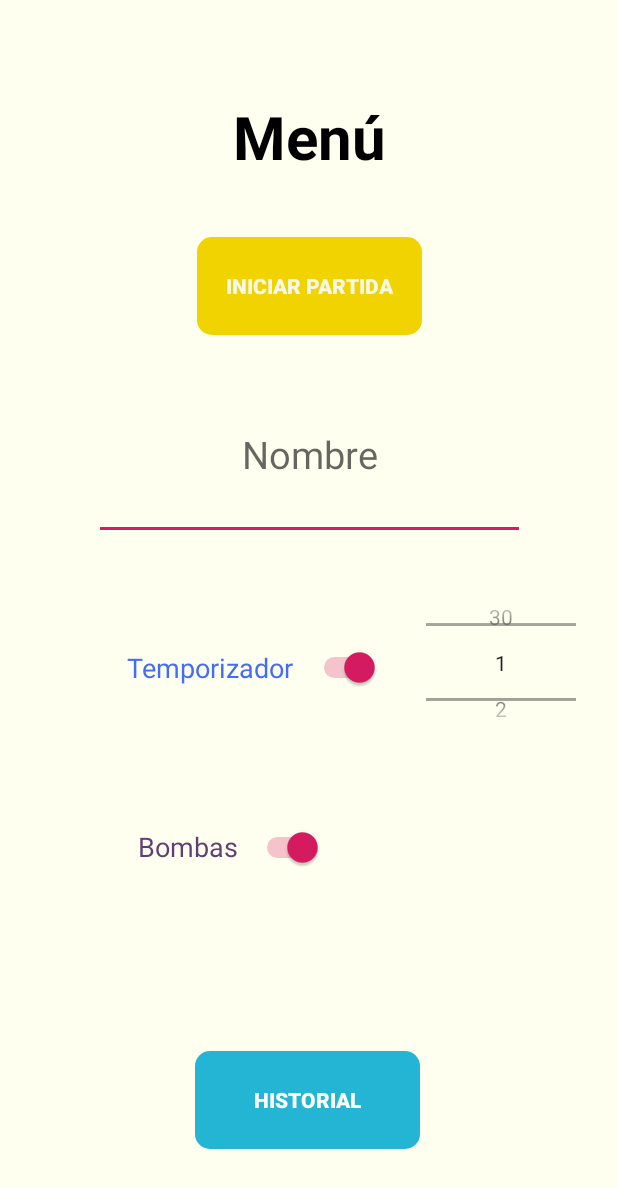
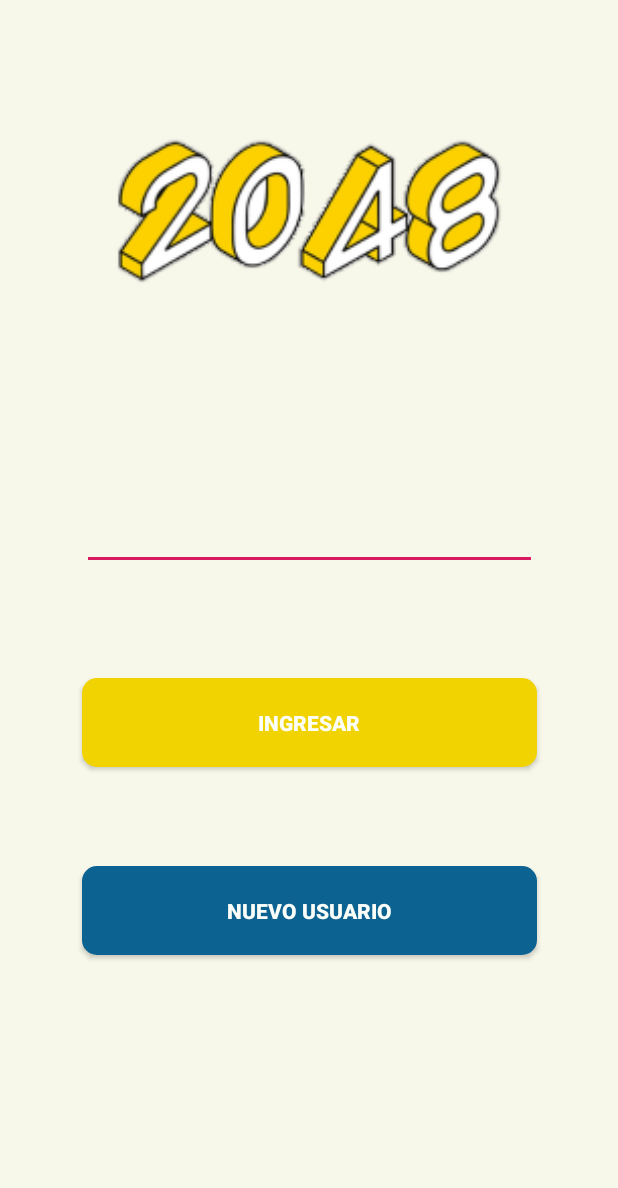
Before and after one commit to silviabolanosp/2048Game, an Android app: the screen it shows after launch (MainActivity before the commit, InitActivity after it), on a phone screen of 412 x 824 dp. Shown: the top 1188 px of the screen. Run offline under Robolectric (Android 15) with nearby library versions, the phone set to English and light mode, and no system bars; our stand-ins replace Firebase (no records; nobody signed in at launch, a user with empty details on screens opened directly).

Commit message:
se agrega inicio de sesion con usuario

```diff
--- a/app/src/main/AndroidManifest.xml
+++ b/app/src/main/AndroidManifest.xml
@@ -11,7 +11,8 @@
         android:theme="@style/AppTheme">
         <activity android:name=".ResultPage"/>
         <activity android:name=".GameActivity"/>
-        <activity android:name=".MainActivity">
+        <activity android:name=".MainActivity"/>
+        <activity android:name=".InitActivity">
             <intent-filter>
                 <action android:name="android.intent.action.MAIN" />
 
--- /dev/null
+++ b/app/src/main/java/com/example/a2048game/InitActivity.java
@@ -0,0 +1,48 @@
+package com.example.a2048game;
+
+import android.content.Intent;
+import android.os.Bundle;
+import android.view.View;
+import android.widget.Button;
+import android.widget.TextView;
+
+import androidx.appcompat.app.AppCompatActivity;
+
+
+public class InitActivity extends AppCompatActivity {
+
+    public static Save database = new Save();
+
+    @Override
+    protected void onCreate(Bundle savedInstanceState) {
+        super.onCreate(savedInstanceState);
+        setContentView(R.layout.activity_init);
+        final TextView user = findViewById(R.id.txtUser);
+        Button bntSign = findViewById(R.id.btn_sign);
+        Button bntNew = findViewById((R.id.btnNew));
+        bntSign.setOnClickListener(new View.OnClickListener() {
+            @Override
+            public void onClick(View v) {
+                Intent nextView = new Intent(InitActivity.this,MainActivity.class);
+                nextView.putExtra("userName",user.getText().toString());
+                startActivity(nextView);
+            }
+        });
+
+        bntNew.setOnClickListener(new View.OnClickListener() {
+            @Override
+            public void onClick(View v) {
+                User u = new User();
+                u.setName(user.getText().toString());
+                u.setHighscore(0);
+                u.setHighscoreBomb(0);
+                database.saveUser(u);
+                Intent nextView = new Intent(InitActivity.this,MainActivity.class);
+                nextView.putExtra("userName",user.getText().toString());
+                startActivity(nextView);
+            }
+        });
+
+
+    }
+}
--- a/app/src/main/java/com/example/a2048game/ResultPage.java
+++ b/app/src/main/java/com/example/a2048game/ResultPage.java
@@ -70,10 +70,4 @@ public class ResultPage extends AppCompatActivity {
             }
         });
     }
-
-    public void retry(View v)
-    {
-        Intent i= new Intent(ResultPage.this,MainActivity.class);
-        startActivity(i);
-    }
 }
--- a/app/src/main/java/com/example/a2048game/Save.java
+++ b/app/src/main/java/com/example/a2048game/Save.java
@@ -32,11 +32,7 @@ public class Save extends AppCompatActivity {
     private void saveUserDatabase(User u){
 
         //myDatabase.child("name").updateChildren(dataUser);
-        Map<String, Object>dataUser = new HashMap<>();
-        dataUser.put("name", "Kristel");
-        dataUser.put("highscore", "0");
-        dataUser.put("highscoreBomb", "0");
-        rootChildUser.push().setValue(dataUser);
+        rootChildUser.push().setValue(u);
     }
 
     public void updatehighscoreBomb(String name,int highscoreBomb){
--- /dev/null
+++ b/app/src/main/res/layout/activity_init.xml
@@ -0,0 +1,70 @@
+<?xml version="1.0" encoding="utf-8"?>
+<androidx.constraintlayout.widget.ConstraintLayout xmlns:android="http://schemas.android.com/apk/res/android"
+    xmlns:app="http://schemas.android.com/apk/res-auto"
+    xmlns:tools="http://schemas.android.com/tools"
+    android:orientation="vertical"
+    android:layout_width="match_parent"
+    android:background="@color/grid"
+    android:layout_height="match_parent">
+
+    <ImageView
+        android:id="@+id/imageView"
+        android:layout_width="303dp"
+        android:layout_height="200dp"
+        android:layout_marginStart="72dp"
+        android:layout_marginTop="40dp"
+        android:layout_marginEnd="72dp"
+        app:layout_constraintEnd_toEndOf="parent"
+        app:layout_constraintStart_toStartOf="parent"
+        app:layout_constraintTop_toTopOf="parent"
+        app:srcCompat="@drawable/oie_transparent" />
+
+    <EditText
+        android:id="@+id/txtUser"
+        android:layout_width="303dp"
+        android:layout_height="88dp"
+        android:layout_marginStart="54dp"
+        android:layout_marginTop="52dp"
+        android:layout_marginEnd="54dp"
+        android:ems="10"
+        android:inputType="textPersonName"
+        android:textColor="#0D3B66"
+        android:textSize="25sp"
+        android:textStyle="bold"
+        app:layout_constraintEnd_toEndOf="parent"
+        app:layout_constraintStart_toStartOf="parent"
+        app:layout_constraintTop_toBottomOf="@+id/imageView"
+        tools:text="   Nombre de usuario" />
+
+    <Button
+        android:id="@+id/btn_sign"
+        android:layout_width="303dp"
+        android:layout_height="59dp"
+        android:layout_marginStart="54dp"
+        android:layout_marginTop="72dp"
+        android:layout_marginEnd="54dp"
+        android:layout_marginBottom="66dp"
+        android:background="@drawable/button_init"
+        android:text="Ingresar"
+        android:textColor="#FBFEF9"
+        android:textStyle="bold"
+        app:layout_constraintBottom_toTopOf="@+id/btnNew"
+        app:layout_constraintEnd_toEndOf="parent"
+        app:layout_constraintStart_toStartOf="parent"
+        app:layout_constraintTop_toBottomOf="@+id/txtUser" />
+
+    <Button
+        android:id="@+id/btnNew"
+        android:layout_width="303dp"
+        android:layout_height="59dp"
+        android:layout_marginStart="54dp"
+        android:layout_marginTop="66dp"
+        android:layout_marginEnd="54dp"
+        android:background="@drawable/button_back"
+        android:text="Nuevo usuario"
+        android:textColor="#FBFEF9"
+        android:textStyle="bold"
+        app:layout_constraintEnd_toEndOf="parent"
+        app:layout_constraintStart_toStartOf="parent"
+        app:layout_constraintTop_toBottomOf="@+id/btn_sign" />
+</androidx.constraintlayout.widget.ConstraintLayout>
--- a/app/src/main/res/layout/activity_main.xml
+++ b/app/src/main/res/layout/activity_main.xml
@@ -11,12 +11,13 @@
 
     <!-- 20dp padding from all the side's-->
 
+
     <TextView
         android:id="@+id/textView"
         android:layout_width="wrap_content"
         android:layout_height="wrap_content"
         android:layout_marginStart="168dp"
-        android:layout_marginTop="64dp"
+        android:layout_marginTop="104dp"
         android:layout_marginEnd="168dp"
         android:gravity="center"
         android:text="Menú"
@@ -24,35 +25,35 @@
         android:textSize="40sp"
         android:textStyle="bold"
         app:layout_constraintEnd_toEndOf="parent"
+        app:layout_constraintHorizontal_bias="0.538"
         app:layout_constraintStart_toStartOf="parent"
         app:layout_constraintTop_toTopOf="parent" />
-
 
     <EditText
         android:id="@+id/user"
         android:layout_width="287dp"
         android:layout_height="wrap_content"
         android:layout_marginStart="62dp"
-        android:layout_marginTop="22dp"
+        android:layout_marginTop="28dp"
         android:layout_marginEnd="62dp"
         android:gravity="center"
-        android:hint="Nombre"
+        android:hint=" Nombre de la partida"
         android:inputType="textPersonName"
-        android:padding="40dp"
+        android:padding="20dp"
         android:textColor="#5603AD"
         android:textSize="25sp"
         app:layout_constraintEnd_toEndOf="parent"
+        app:layout_constraintHorizontal_bias="0.0"
         app:layout_constraintStart_toStartOf="parent"
         app:layout_constraintTop_toBottomOf="@+id/btnStart" />
-
 
     <Switch
         android:id="@+id/bombs"
         android:layout_width="211dp"
-        android:layout_height="109dp"
+        android:layout_height="100dp"
         android:layout_centerHorizontal="true"
         android:layout_marginStart="44dp"
-        android:layout_marginTop="16dp"
+        android:layout_marginTop="20dp"
         android:layout_marginEnd="162dp"
         android:checked="true"
         android:gravity="center"
@@ -73,13 +74,14 @@
         android:layout_width="150dp"
         android:layout_height="65dp"
         android:layout_marginStart="130dp"
-        android:layout_marginTop="40dp"
+        android:layout_marginTop="32dp"
         android:layout_marginEnd="130dp"
         android:background="@drawable/button_init"
+        android:text="Iniciar partida"
         android:textColor="@color/grid"
-        android:text="Iniciar partida"
         android:textStyle="bold"
         app:layout_constraintEnd_toEndOf="parent"
+        app:layout_constraintHorizontal_bias="0.0"
         app:layout_constraintStart_toStartOf="parent"
         app:layout_constraintTop_toBottomOf="@+id/textView" />
 
@@ -101,14 +103,14 @@
         app:layout_constraintHorizontal_bias="0.0"
         app:layout_constraintStart_toStartOf="parent"
         app:layout_constraintTop_toBottomOf="@+id/bombs"
-        app:layout_constraintVertical_bias="0.6" />
+        app:layout_constraintVertical_bias="1.0" />
 
     <Switch
         android:id="@+id/timer"
         android:layout_width="239dp"
         android:layout_height="98dp"
         android:layout_marginStart="44dp"
-        android:layout_marginTop="36dp"
+        android:layout_marginTop="24dp"
         android:checked="true"
         android:gravity="center"
         android:padding="30dp"
@@ -124,11 +126,24 @@
         android:id="@+id/np"
         android:layout_width="100dp"
         android:layout_height="91dp"
-        android:layout_marginTop="36dp"
-        android:layout_marginEnd="28dp"
+        android:layout_marginTop="28dp"
+        android:layout_marginEnd="16dp"
         android:textSize="15dp"
         app:layout_constraintEnd_toEndOf="parent"
         app:layout_constraintTop_toBottomOf="@+id/user" />
 
+    <TextView
+        android:id="@+id/txtUserName"
+        android:layout_width="wrap_content"
+        android:layout_height="wrap_content"
+        android:layout_marginTop="28dp"
+        android:layout_marginEnd="28dp"
+        android:text="Usuario"
+        android:textColor="#F95738"
+        android:textSize="25dp"
+        android:textStyle="bold"
+        app:layout_constraintEnd_toEndOf="parent"
+        app:layout_constraintTop_toTopOf="parent" />
+
 
 </androidx.constraintlayout.widget.ConstraintLayout>
```
Also changed, not shown: app/src/main/java/com/example/a2048game/Game.java (+5 -5 lines), app/src/main/java/com/example/a2048game/GameActivity.java (+4 -4 lines), app/src/main/java/com/example/a2048game/MainActivity.java (+9 -6 lines).
